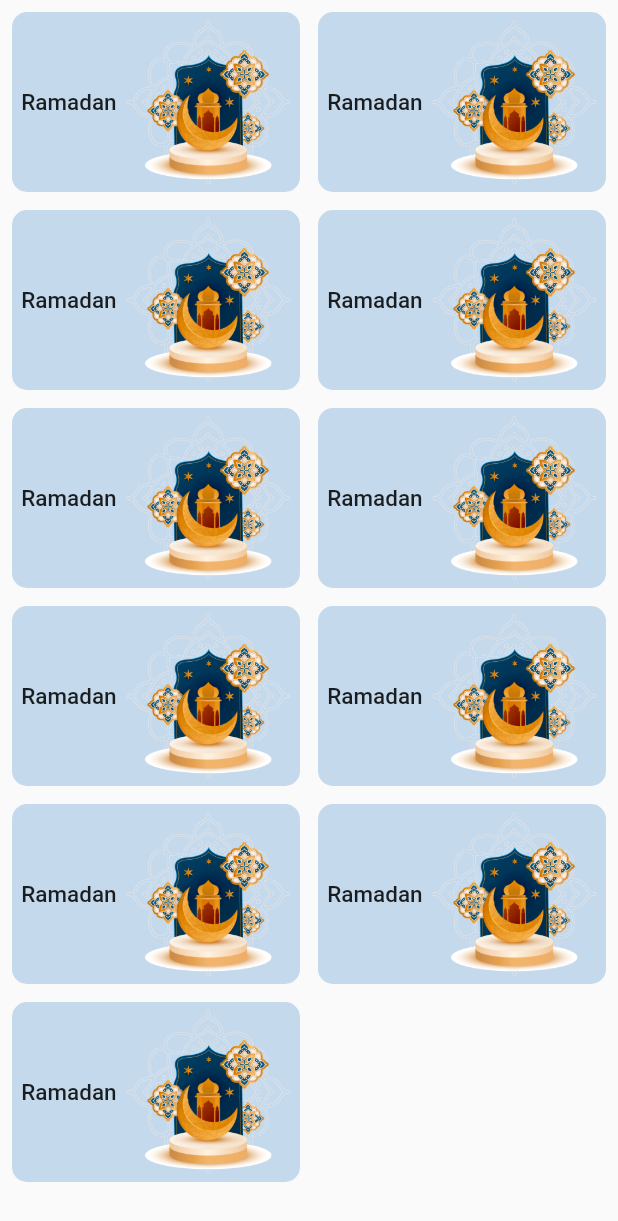
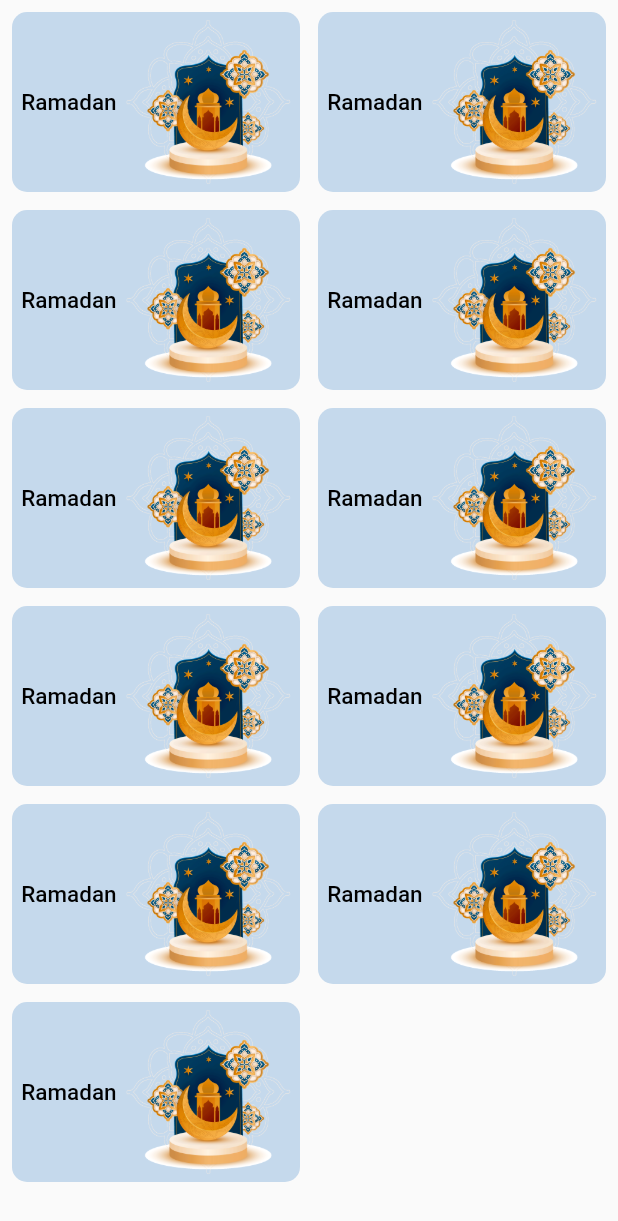
Before and after one commit to samiraTR/chalDaalClone, a Flutter app: the AllCategoriesScreen screen opened directly, on a phone screen of 412 x 824 dp. Shown: the top 1221 px of the screen. Run offline on Flutter 3.47's test engine with Material 2 defaults, Android fonts, the phone set to English and light mode, and no system bars; our stand-ins replace bloc, equatable, flutter_bloc.

Commit message:
added theme

```diff
--- a/lib/main.dart
+++ b/lib/main.dart
@@ -22,7 +22,7 @@
               debugShowCheckedModeBanner: false,
               title: 'Flutter Demo',
               theme: state.themeData,
-              home: HomePage());
+              home: const HomePage());
         },
       ),
     );
--- a/lib/ui/home_page.dart
+++ b/lib/ui/home_page.dart
@@ -18,7 +18,7 @@
 
 class _HomePageState extends State<HomePage> {
   List theme = ["System", "Light", "Dark"];
-  bool newValue = false;
+  bool newValue = true;
   List categories = [
     {"name": "Ramadan", "image": "aasets/images/ramadan2.png"},
     {"name": "Ramadan", "image": "aasets/images/ramadan2.png"},
@@ -30,12 +30,17 @@
   @override
   void initState() {
     super.initState();
+    BlocProvider.of<ThemeBloc>(context)
+        .add(const ThemeChanged(theme: AppTheme.light));
   }
 
   @override
   Widget build(BuildContext context) {
     screenHeight = MediaQuery.of(context).size.height;
     screenWidth = MediaQuery.of(context).size.width;
+    TextTheme textTheme = ThemeData().textTheme;
+    InputDecorationTheme inputDecoration =
+        Theme.of(context).inputDecorationTheme;
 
     return Scaffold(
       appBar: AppBar(
@@ -275,13 +280,14 @@
                                             255, 149, 172, 184),
                                         width: 1),
                                     borderRadius: BorderRadius.circular(10)),
-                                child: const Center(
-                                  child: Text(
-                                    "10H:57M:32S",
-                                    style: TextStyle(
-                                        fontWeight: FontWeight.w500,
-                                        fontSize: 18),
-                                  ),
+                                child: Center(
+                                  child: Text("10H:57M:32S",
+                                      style: textTheme.bodyMedium!
+                                          .copyWith(fontSize: 18)
+                                      // TextStyle(
+                                      //     fontWeight: FontWeight.w500,
+                                      //     fontSize: 18),
+                                      ),
                                 )),
                           ],
                         ),
@@ -492,21 +498,21 @@
                 padding: const EdgeInsets.fromLTRB(20, 0, 20, 0),
                 child: Row(
                   mainAxisAlignment: MainAxisAlignment.spaceBetween,
-                  children: const [
-                    Text(
+                  children: [
+                    const Text(
                       "Fresh Vegetables",
                       style: TextStyle(
                           fontWeight: FontWeight.w500,
                           fontSize: 18,
                           color: Colors.purple),
                     ),
-                    Text(
-                      "View more >",
-                      style: TextStyle(
-                          fontWeight: FontWeight.w500,
-                          fontSize: 18,
-                          color: Colors.purple),
-                    ),
+                    Text("View more >", style: textTheme.displayMedium
+
+                        // TextStyle(
+                        //     fontWeight: FontWeight.w500,
+                        //     fontSize: 18,
+                        //     color: Colors.purple),
+                        ),
                   ],
                 ),
               ),
--- a/lib/ui/themes/theme.dart
+++ b/lib/ui/themes/theme.dart
@@ -62,15 +62,161 @@
   ),
   AppTheme.light: ThemeData(
     brightness: Brightness.light,
-    primaryColor: Colors.green,
+    primaryColor: const Color(0xFF6A75EB),
     appBarTheme: const AppBarTheme(
         backgroundColor: Colors.white,
         iconTheme: IconThemeData(color: Colors.black),
         titleTextStyle: TextStyle(color: Colors.black)),
+    textTheme: const TextTheme(
+      displayLarge: TextStyle(
+        color: cOLORBlack,
+      ),
+      displayMedium: TextStyle(
+        color: cOLORBlack,
+      ),
+      displaySmall: TextStyle(
+        color: cOLORBlack,
+      ),
+      headlineMedium: TextStyle(
+        color: cOLORBlack,
+      ),
+      headlineSmall: TextStyle(
+        color: cOLORBlack,
+      ),
+      titleLarge: TextStyle(
+        color: cOLORBlack,
+      ),
+      titleMedium: TextStyle(
+        color: cOLORBlack,
+      ),
+      titleSmall: TextStyle(
+        color: cOLORBlack,
+      ),
+      bodySmall: TextStyle(
+        color: cOLORBlack,
+      ),
+      bodyMedium: TextStyle(
+        color: cOLORBlack,
+      ),
+    ),
+    inputDecorationTheme: InputDecorationTheme(
+      filled: true,
+      fillColor: cOLORBlack,
+      border: OutlineInputBorder(
+        borderRadius: BorderRadius.circular(5.0),
+      ),
+      contentPadding: const EdgeInsets.all(10),
+    ),
+    listTileTheme: const ListTileThemeData(
+      tileColor: cOLORWhite,
+    ),
+    elevatedButtonTheme: ElevatedButtonThemeData(
+      style: ElevatedButton.styleFrom(
+        backgroundColor: cOLORPRIMARY,
+        elevation: 20,
+      ),
+    ),
+    cardTheme: const CardTheme(
+      color: Colors.transparent,
+      // elevation: 8,
+      shadowColor: Colors.grey,
+    ),
+    dialogTheme: DialogTheme(
+      backgroundColor: cOLORSECONDARY,
+      shape: RoundedRectangleBorder(
+        side: const BorderSide(color: cOLORWhite, width: 3),
+        borderRadius: BorderRadius.circular(15),
+      ),
+      titleTextStyle: textSTYLEHeadline5,
+    ),
+    timePickerTheme: const TimePickerThemeData(
+      backgroundColor: bACKGROUNDCOLOR,
+      dialTextColor: cOLORWhite,
+      hourMinuteTextColor: cOLORWhite,
+    ),
+    colorScheme: const ColorScheme.light(
+      primary: cOLORPRIMARY,
+      surface: cOLORGrey2,
+    ).copyWith(background: bACKGROUNDCOLOR),
+    bottomAppBarTheme: const BottomAppBarTheme(color: cOLORSECONDARY),
   ),
   AppTheme.dark: ThemeData(
     brightness: Brightness.dark,
-    primaryColor: Colors.blue,
+    primaryColor: const Color(0xFF6A75EB),
+    primarySwatch: Colors.blueGrey,
+    appBarTheme: AppBarTheme(
+        backgroundColor: Colors.black.withOpacity(.5),
+        iconTheme: const IconThemeData(color: Colors.white),
+        titleTextStyle: const TextStyle(color: Colors.white)),
+    textTheme: const TextTheme(
+      displayLarge: TextStyle(
+        color: cOLORWhite,
+      ),
+      displayMedium: TextStyle(
+        color: cOLORWhite,
+      ),
+      displaySmall: TextStyle(
+        color: cOLORWhite,
+      ),
+      headlineMedium: TextStyle(
+        color: cOLORWhite,
+      ),
+      headlineSmall: TextStyle(
+        color: cOLORWhite,
+      ),
+      titleLarge: TextStyle(
+        color: cOLORWhite,
+      ),
+      titleMedium: TextStyle(
+        color: cOLORWhite,
+      ),
+      titleSmall: TextStyle(
+        color: cOLORWhite,
+      ),
+      bodySmall: TextStyle(
+        color: cOLORWhite,
+      ),
+    ),
+    inputDecorationTheme: InputDecorationTheme(
+      filled: true,
+      fillColor: cOLORBlack,
+      border: OutlineInputBorder(
+        borderRadius: BorderRadius.circular(5.0),
+      ),
+      contentPadding: const EdgeInsets.all(10),
+    ),
+    listTileTheme: const ListTileThemeData(
+      tileColor: Colors.transparent,
+    ),
+    elevatedButtonTheme: ElevatedButtonThemeData(
+      style: ElevatedButton.styleFrom(
+        backgroundColor: cOLORPRIMARY,
+        elevation: 20,
+      ),
+    ),
+    cardTheme: const CardTheme(
+      color: Colors.transparent,
+      elevation: 8,
+      shadowColor: Colors.grey,
+    ),
+    dialogTheme: DialogTheme(
+      backgroundColor: cOLORSECONDARY,
+      shape: RoundedRectangleBorder(
+        side: const BorderSide(color: cOLORWhite, width: 3),
+        borderRadius: BorderRadius.circular(15),
+      ),
+      titleTextStyle: textSTYLEHeadline5,
+    ),
+    timePickerTheme: const TimePickerThemeData(
+      backgroundColor: bACKGROUNDCOLOR,
+      dialTextColor: cOLORWhite,
+      hourMinuteTextColor: cOLORWhite,
+    ),
+    colorScheme: const ColorScheme.dark(
+      primary: cOLORPRIMARY,
+      surface: cOLORGrey2,
+    ).copyWith(background: bACKGROUNDCOLOR),
+    bottomAppBarTheme: const BottomAppBarTheme(color: cOLORSECONDARY),
   )
 };
 //  ThemeData(
--- a/lib/ui/widgets/card_item_widgets.dart
+++ b/lib/ui/widgets/card_item_widgets.dart
@@ -15,6 +15,9 @@
 
   @override
   Widget build(BuildContext context) {
+    TextTheme textTheme = Theme.of(context).textTheme;
+    InputDecorationTheme inputDecoration =
+        Theme.of(context).inputDecorationTheme;
     return Padding(
       padding: const EdgeInsets.fromLTRB(5, 0, 5, 0),
       child: Container(
@@ -35,11 +38,10 @@
             const SizedBox(
               height: 5,
             ),
-            Text(
-              dealsname,
-              overflow: TextOverflow.ellipsis,
-              style: const TextStyle(color: Colors.black, fontSize: 17),
-            ),
+            Text(dealsname,
+                overflow: TextOverflow.ellipsis, style: textTheme.bodyMedium
+                // const TextStyle(color: Colors.black, fontSize: 17),
+                ),
             const SizedBox(
               height: 25,
             ),
@@ -49,7 +51,7 @@
                 const Text("1kg"),
                 IconButton(
                     onPressed: () {},
-                    icon: Icon(
+                    icon: const Icon(
                       Icons.flash_on_sharp,
                       size: 15,
                       color: Colors.grey,
--- a/lib/ui/widgets/deals_bar_widget.dart
+++ b/lib/ui/widgets/deals_bar_widget.dart
@@ -13,11 +13,14 @@
 
   @override
   Widget build(BuildContext context) {
+    InputDecorationTheme inputDecoration =
+        Theme.of(context).inputDecorationTheme;
     return Padding(
       padding: const EdgeInsets.fromLTRB(5, 7, 5, 7),
       child: Container(
         height: 280,
         width: 160,
+        // decoration: inputDecoration,
         decoration: BoxDecoration(
             color: color, borderRadius: BorderRadius.circular(15)),
         child: Column(
```
